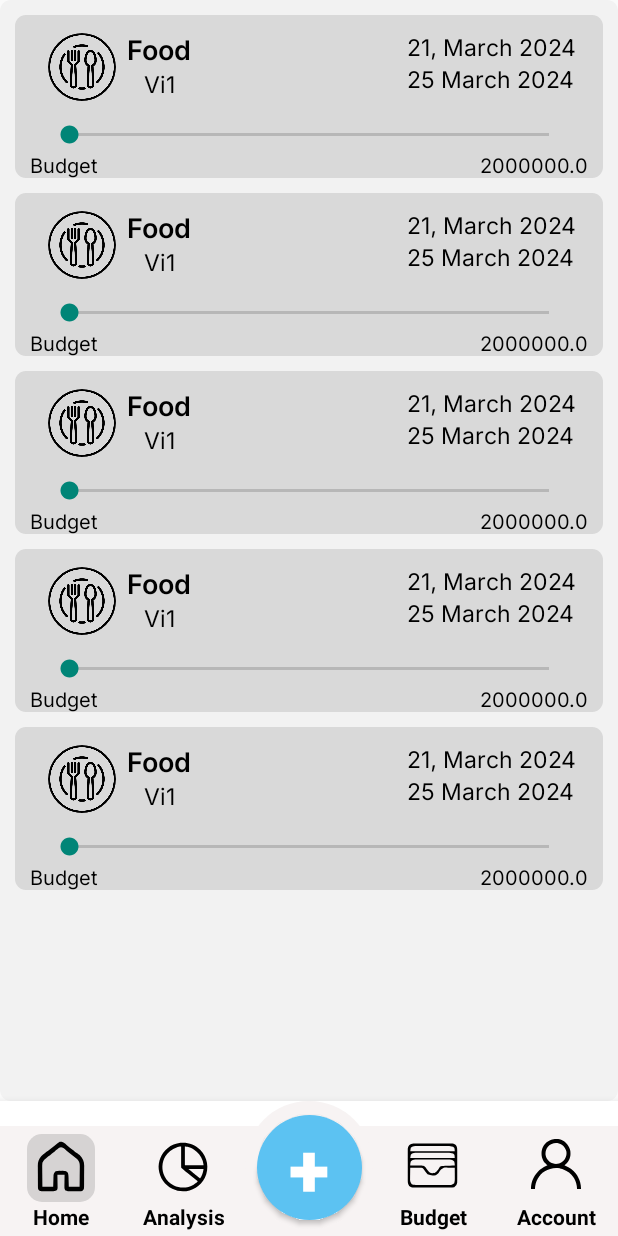
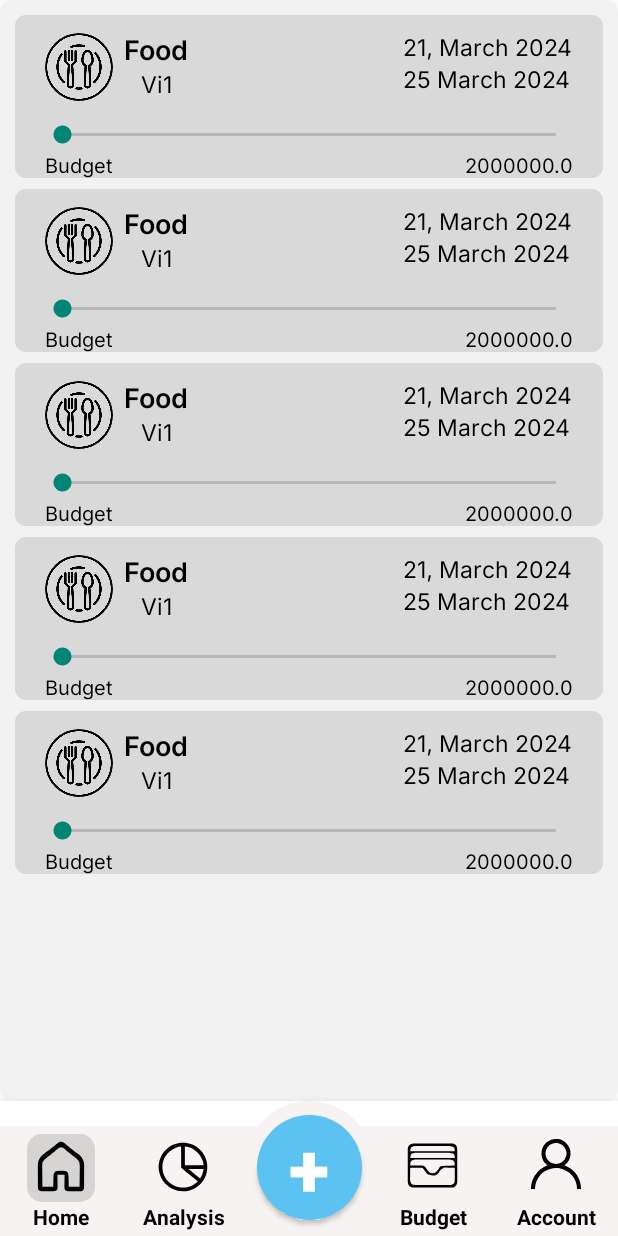
Before and after one commit to NDHunq/SE114_QLCT, an Android app: the fragment BudgetFinishFragment placed in its activity, on a phone screen of 412 x 824 dp. Run offline under Robolectric (Android 15) with nearby library versions, the light colour scheme and no system bars.

Commit message:
Adjust a little

```diff
--- a/app/src/main/res/layout/budget_list_item.xml
+++ b/app/src/main/res/layout/budget_list_item.xml
@@ -17,7 +17,7 @@
             app:shapeAppearanceOverlay="@style/circle"
             android:src="@color/black"
             android:layout_gravity="center"
-            android:layout_marginLeft="12dp">
+            android:layout_marginLeft="10dp">
 
         </com.google.android.material.imageview.ShapeableImageView>
 
@@ -57,7 +57,7 @@
 
                 android:layout_width="wrap_content"
                 android:layout_height="match_parent"
-                android:layout_marginEnd="7dp"
+                android:layout_marginEnd="10dp"
                 android:layout_alignParentRight="true"
                 android:orientation="vertical">
 
@@ -65,7 +65,7 @@
                     android:id="@+id/fromday"
                     android:layout_width="wrap_content"
                     android:layout_height="wrap_content"
-                    android:layout_gravity="left"
+                    android:layout_gravity="right"
                     android:fontFamily="@font/inter"
                     android:text="Today, 21 March 2024"
                     android:textColor="@color/black"
@@ -96,8 +96,8 @@
         <SeekBar
             android:layout_width="match_parent"
             android:layout_height="20dp"
-            android:layout_marginStart="10dp"
-            android:layout_marginEnd="10dp"
+            android:layout_marginStart="5dp"
+            android:layout_marginEnd="5dp"
            >
 
         </SeekBar>
@@ -112,6 +112,7 @@
                 android:fontFamily="@font/inter"
                 android:text="Budget"
                 android:textColor="@color/black"
+                android:layout_marginStart="10dp"
                 android:textSize="13dp">
 
             </TextView>
@@ -123,6 +124,7 @@
                 android:fontFamily="@font/inter"
                 android:text="2000000 đ"
                 android:layout_alignParentRight="true"
+                android:layout_marginEnd="10dp"
                 android:textColor="@color/black"
                 android:textSize="13dp">
 
--- a/app/src/main/res/values/themes.xml
+++ b/app/src/main/res/values/themes.xml
@@ -16,6 +16,6 @@
     </style>
     <style name="CustomListViewStyle" parent="@android:style/Widget.ListView">
         <item name="android:divider">@android:color/transparent</item>
-        <item name="android:dividerHeight">10dp</item>
+        <item name="android:dividerHeight">7dp</item>
     </style>
 </resources>
```
